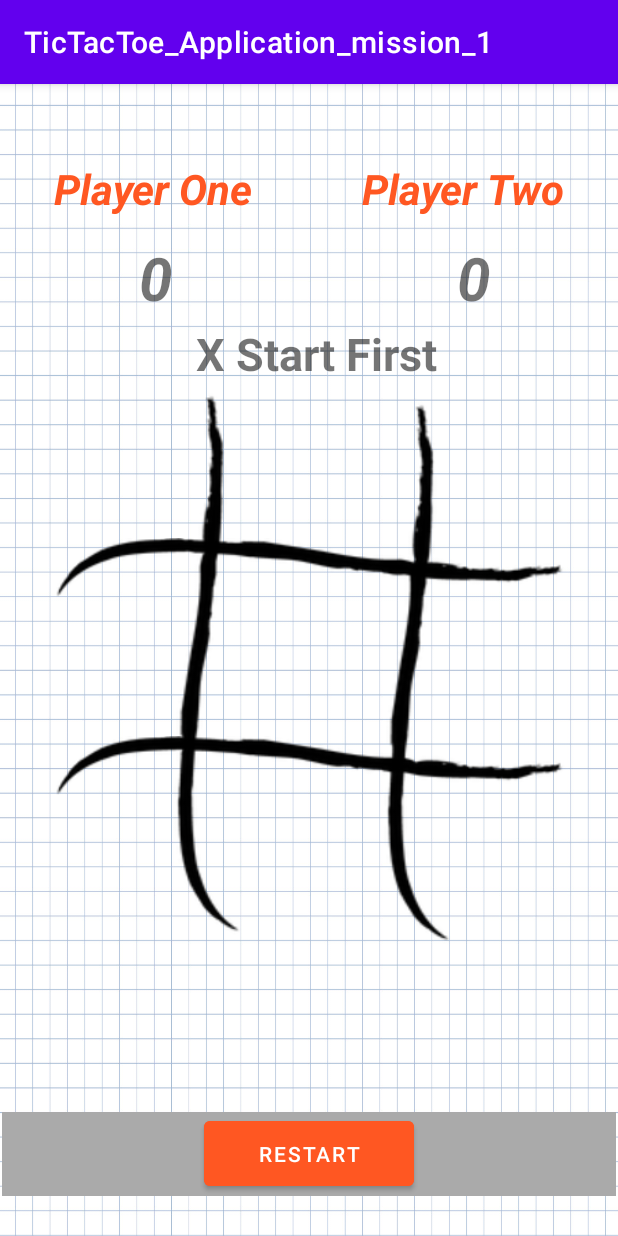
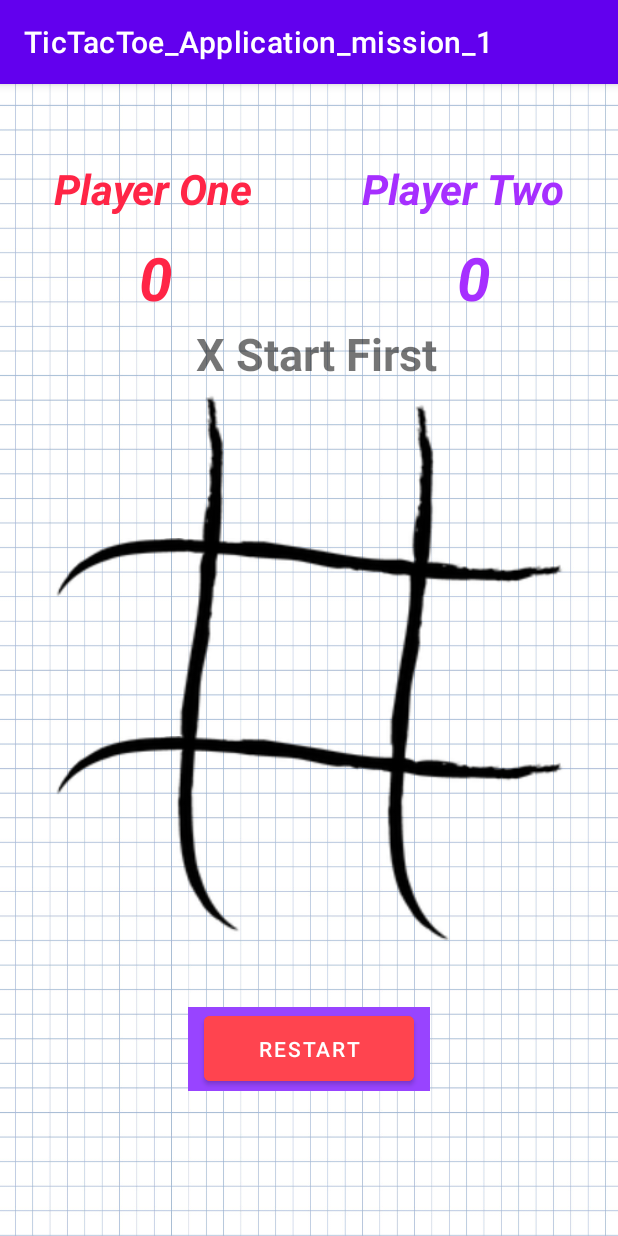
Before and after one commit to imorkravitz/TicTacToe_Application_mission_1, an Android app: the MainActivity screen opened directly, with no data from a screen before it, on a phone screen of 412 x 824 dp. Run offline under Robolectric (Android 15) with nearby library versions, the phone set to English and light mode, and no system bars.

Commit message:
last commit

```diff
--- a/app/src/main/java/com/example/tictactoe_application_mission_1/MainActivity.java
+++ b/app/src/main/java/com/example/tictactoe_application_mission_1/MainActivity.java
@@ -3,6 +3,7 @@ package com.example.tictactoe_application_mission_1;
 import androidx.appcompat.app.AppCompatActivity;
 import android.annotation.SuppressLint;
 import android.content.Intent;
+import android.content.res.ColorStateList;
 import android.graphics.Color;
 import android.os.Bundle;
 import android.view.View;
@@ -125,9 +126,7 @@ public class MainActivity<buttons> extends AppCompatActivity {
 
     private void setRestartScore() {
         p1_score.setText("0");
-        p1_score.setTextColor(Color.GRAY);
         p2_score.setText("0");
-        p2_score.setTextColor(Color.GRAY);
     }
 
     private void setRestart() {
@@ -138,6 +137,8 @@ public class MainActivity<buttons> extends AppCompatActivity {
             }
         }
     }
+
+
 
     private void func(Button B, TextView T, TextView icon) {
 
--- a/app/src/main/res/layout/activity_main.xml
+++ b/app/src/main/res/layout/activity_main.xml
@@ -16,7 +16,7 @@
         android:layout_marginBottom="661dp"
         android:backgroundTint="#FF5722"
         android:text="Player One"
-        android:textColor="#FF5722"
+        android:textColor="#FF2546"
         android:textSize="28dp"
         android:textStyle="bold|italic"
         app:layout_constraintBottom_toBottomOf="parent"
@@ -31,7 +31,7 @@
         android:layout_marginEnd="35dp"
         android:layout_marginBottom="661dp"
         android:text="Player Two"
-        android:textColor="#FF5722"
+        android:textColor="#A62FFF"
         android:textSize="28dp"
         android:textStyle="bold|italic"
         app:layout_constraintBottom_toBottomOf="parent"
@@ -48,6 +48,7 @@
         android:layout_marginBottom="596dp"
         android:includeFontPadding="false"
         android:text="0"
+        android:textColor="#FF2546"
         android:textSize="40dp"
         android:textStyle="bold|italic"
         app:layout_constraintBottom_toBottomOf="parent"
@@ -65,6 +66,7 @@
         android:layout_marginBottom="596dp"
         android:includeFontPadding="false"
         android:text="0"
+        android:textColor="#A62FFF"
         android:textSize="40dp"
         android:textStyle="bold|italic"
         app:layout_constraintBottom_toBottomOf="parent"
@@ -244,7 +246,7 @@
         android:layout_height="120dp"
         android:layout_marginStart="283dp"
         android:layout_marginTop="315dp"
-        android:layout_marginEnd="8dp"
+        android:layout_marginEnd="19dp"
         android:layout_marginBottom="296dp"
         app:layout_constraintBottom_toBottomOf="parent"
         app:layout_constraintEnd_toEndOf="parent"
@@ -331,7 +333,7 @@
         android:layout_height="120dp"
         android:layout_marginStart="298dp"
         android:layout_marginTop="476dp"
-        android:layout_marginEnd="63dp"
+        android:layout_marginEnd="42dp"
         android:layout_marginBottom="219dp"
         app:layout_constraintBottom_toBottomOf="parent"
         app:layout_constraintEnd_toEndOf="parent"
@@ -342,11 +344,11 @@
         android:id="@+id/toolbar"
         android:layout_width="0dp"
         android:layout_height="wrap_content"
-        android:layout_marginStart="1dp"
-        android:layout_marginTop="100dp"
-        android:layout_marginEnd="1dp"
+        android:layout_marginStart="125dp"
+        android:layout_marginTop="30dp"
+        android:layout_marginEnd="125dp"
         android:layout_marginBottom="16dp"
-        android:background="@android:color/darker_gray"
+        android:background="#9844FF"
         android:minHeight="?attr/actionBarSize"
         android:textAlignment="center"
         android:theme="?attr/actionBarTheme"
@@ -377,7 +379,7 @@
         android:id="@+id/main_restart"
         android:layout_width="140dp"
         android:layout_height="55dp"
-        android:backgroundTint="#FF5722"
+        android:backgroundTint="#FF444F"
         android:text="Restart"
         app:layout_constraintEnd_toEndOf="@+id/toolbar"
         app:layout_constraintStart_toStartOf="@+id/toolbar"
```
